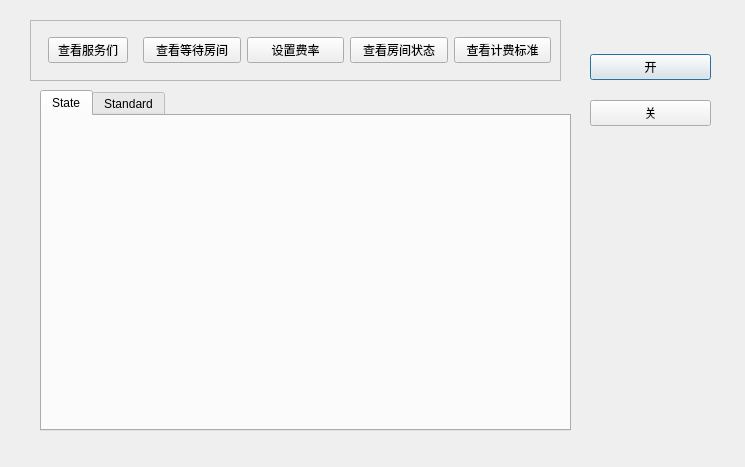
demoOS-BUPT/demoSE, file server.ui: the form before one commit.
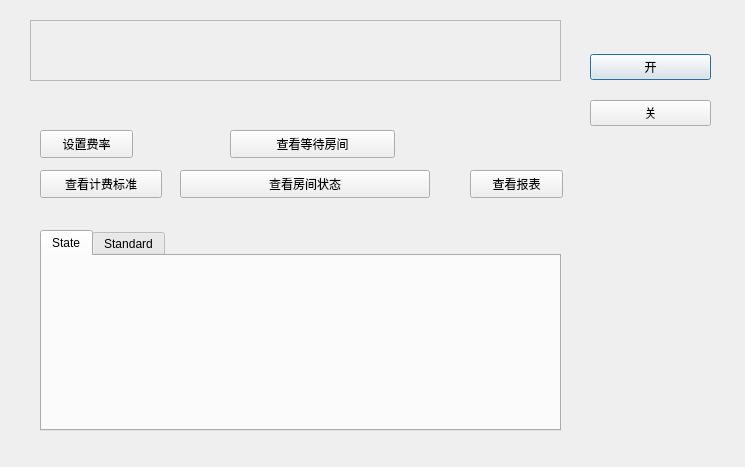
The form after the commit. The open tabs and pages were chosen to show the change.

```diff
--- a/server.ui
+++ b/server.ui
@@ -17,9 +17,9 @@
    <property name="geometry">
     <rect>
      <x>40</x>
-     <y>90</y>
-     <width>531</width>
-     <height>341</height>
+     <y>230</y>
+     <width>521</width>
+     <height>201</height>
     </rect>
    </property>
    <property name="currentIndex">
@@ -89,43 +89,7 @@
    <property name="frameShadow">
     <enum>QFrame::Raised</enum>
    </property>
-   <layout class="QHBoxLayout" name="horizontalLayout">
-    <item alignment="Qt::AlignHCenter">
-     <widget class="QPushButton" name="pushButton_5">
-      <property name="text">
-       <string>查看服务们</string>
-      </property>
-     </widget>
-    </item>
-    <item>
-     <widget class="QPushButton" name="pushButton_2">
-      <property name="text">
-       <string>查看等待房间</string>
-      </property>
-     </widget>
-    </item>
-    <item>
-     <widget class="QPushButton" name="pushButton_3">
-      <property name="text">
-       <string>设置费率</string>
-      </property>
-     </widget>
-    </item>
-    <item>
-     <widget class="QPushButton" name="pushButton">
-      <property name="text">
-       <string>查看房间状态</string>
-      </property>
-     </widget>
-    </item>
-    <item>
-     <widget class="QPushButton" name="pushButton_4">
-      <property name="text">
-       <string>查看计费标准</string>
-      </property>
-     </widget>
-    </item>
-   </layout>
+   <layout class="QHBoxLayout" name="horizontalLayout"/>
   </widget>
   <widget class="QLabel" name="display">
    <property name="geometry">
@@ -140,6 +104,71 @@
     <string/>
    </property>
   </widget>
+  <widget class="QPushButton" name="setRateBtn">
+   <property name="geometry">
+    <rect>
+     <x>40</x>
+     <y>130</y>
+     <width>93</width>
+     <height>28</height>
+    </rect>
+   </property>
+   <property name="text">
+    <string>设置费率</string>
+   </property>
+  </widget>
+  <widget class="QPushButton" name="pushButton_4">
+   <property name="geometry">
+    <rect>
+     <x>40</x>
+     <y>170</y>
+     <width>122</width>
+     <height>28</height>
+    </rect>
+   </property>
+   <property name="text">
+    <string>查看计费标准</string>
+   </property>
+  </widget>
+  <widget class="QPushButton" name="waitQueBtn">
+   <property name="geometry">
+    <rect>
+     <x>230</x>
+     <y>130</y>
+     <width>165</width>
+     <height>28</height>
+    </rect>
+   </property>
+   <property name="text">
+    <string>查看等待房间</string>
+   </property>
+  </widget>
+  <widget class="QPushButton" name="pushButton">
+   <property name="geometry">
+    <rect>
+     <x>180</x>
+     <y>170</y>
+     <width>250</width>
+     <height>28</height>
+    </rect>
+   </property>
+   <property name="text">
+    <string>查看房间状态</string>
+   </property>
+  </widget>
+  <widget class="QPushButton" name="pushButton_5">
+   <property name="geometry">
+    <rect>
+     <x>470</x>
+     <y>170</y>
+     <width>93</width>
+     <height>28</height>
+    </rect>
+   </property>
+   <property name="text">
+    <string>查看报表</string>
+   </property>
+  </widget>
  </widget>
  <resources/>
  <connections/>
```
Left out of the diff: 2 changed lines with no effect on the pictures.
